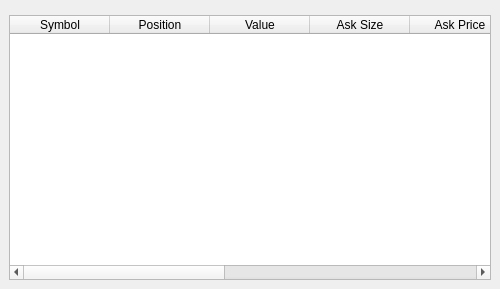
Qt form profit/widgets/ui_tickerdisplay.ui (hpsilva/profitpy) before a commit.
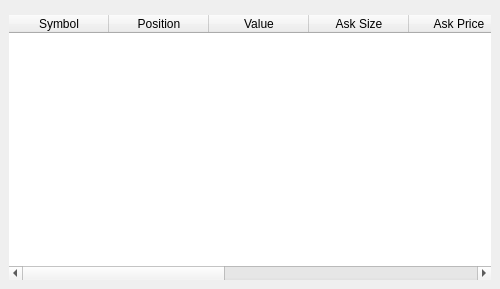
The same form after that commit. Icons and pictures are not drawn. Custom widgets are drawn as their Qt base class.

Commit message: Further build-out of strategy display widget.  Removed excess frames and margin from most displays.

```diff
--- a/profit/widgets/ui_tickerdisplay.ui
+++ b/profit/widgets/ui_tickerdisplay.ui
@@ -27,6 +27,12 @@
      <property name="contextMenuPolicy" >
       <enum>Qt::CustomContextMenu</enum>
      </property>
+     <property name="frameShape" >
+      <enum>QFrame::NoFrame</enum>
+     </property>
+     <property name="frameShadow" >
+      <enum>QFrame::Plain</enum>
+     </property>
      <property name="alternatingRowColors" >
       <bool>true</bool>
      </property>
@@ -105,16 +111,16 @@
   </action>
  </widget>
  <customwidgets>
-  <customwidget>
-   <class>SearchBar</class>
-   <extends>QWidget</extends>
-   <header>searchbar.h</header>
-  </customwidget>
   <customwidget>
    <class>LocalTable</class>
    <extends>QTableWidget</extends>
    <header>localtable.h</header>
   </customwidget>
+  <customwidget>
+   <class>SearchBar</class>
+   <extends>QWidget</extends>
+   <header>searchbar.h</header>
+  </customwidget>
  </customwidgets>
  <resources>
   <include location="profit.qrc" />
```
The commit also changes 20 other files.
